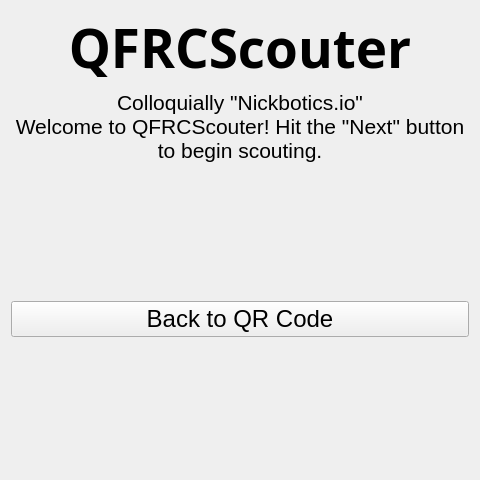
First picture: the form in ui/WelcomePage.ui, repository Q-FRC/Scouter, before the edit.
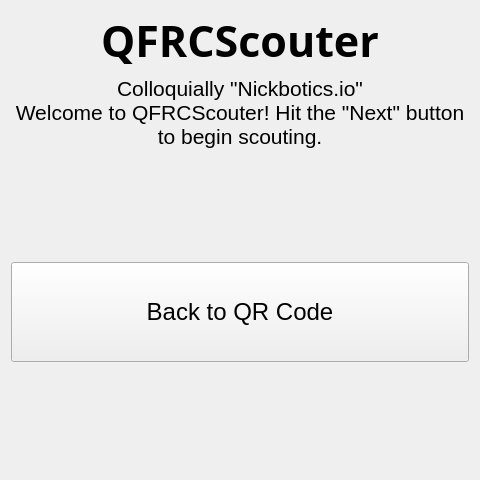
Second picture: the form after the edit.

Diff of the .ui file:
```diff
--- a/ui/WelcomePage.ui
+++ b/ui/WelcomePage.ui
@@ -19,7 +19,7 @@
      <property name="font">
       <font>
        <family>Noto Sans</family>
-       <pointsize>40</pointsize>
+       <pointsize>32</pointsize>
        <bold>true</bold>
       </font>
      </property>
@@ -81,11 +81,17 @@
    <item>
     <widget class="QPushButton" name="qrcode">
      <property name="sizePolicy">
-      <sizepolicy hsizetype="Minimum" vsizetype="Preferred">
+      <sizepolicy hsizetype="Minimum" vsizetype="Fixed">
        <horstretch>0</horstretch>
        <verstretch>0</verstretch>
       </sizepolicy>
      </property>
+     <property name="minimumSize">
+      <size>
+       <width>0</width>
+       <height>100</height>
+      </size>
+     </property>
      <property name="font">
       <font>
        <pointsize>18</pointsize>
```
Left out of the diff: 8 changed lines with no effect on the pictures.
